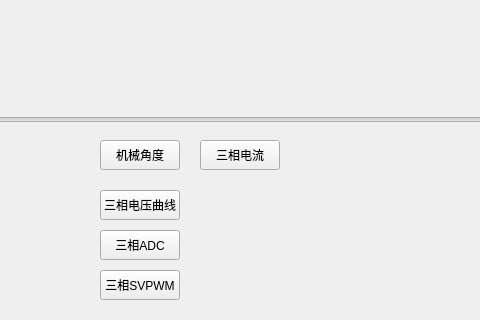
Before: the Qt Designer form widget.ui in lhzloveyyj/LiJointMaster, drawn with Qt 5; both pictures show x 360 to 840 and y 400 to 720 of the 1280 by 720 pixel window.
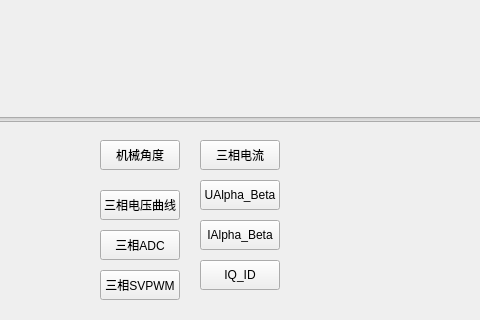
After: the same form once the commit is applied. Icons and pictures are not drawn. Custom widgets are drawn as their Qt base class.

What changed in the file:
```diff
--- a/widget.ui
+++ b/widget.ui
@@ -842,6 +842,78 @@
     <bool>true</bool>
    </property>
   </widget>
+  <widget class="QPushButton" name="UAlpha_Beta_bt">
+   <property name="geometry">
+    <rect>
+     <x>560</x>
+     <y>580</y>
+     <width>80</width>
+     <height>30</height>
+    </rect>
+   </property>
+   <property name="styleSheet">
+    <string notr="true">QPushButton:checked {
+    background-color: #2ecc71;     /* 按下（checked）变亮绿色 */
+    color: black;                  /* 更明显 */
+    font-weight: bold;
+    border: 2px solid #27ae60;
+}</string>
+   </property>
+   <property name="text">
+    <string>UAlpha_Beta</string>
+   </property>
+   <property name="checkable">
+    <bool>true</bool>
+   </property>
+  </widget>
+  <widget class="QPushButton" name="IAlpha_Beta_bt">
+   <property name="geometry">
+    <rect>
+     <x>560</x>
+     <y>620</y>
+     <width>80</width>
+     <height>30</height>
+    </rect>
+   </property>
+   <property name="styleSheet">
+    <string notr="true">QPushButton:checked {
+    background-color: #2ecc71;     /* 按下（checked）变亮绿色 */
+    color: black;                  /* 更明显 */
+    font-weight: bold;
+    border: 2px solid #27ae60;
+}</string>
+   </property>
+   <property name="text">
+    <string>IAlpha_Beta</string>
+   </property>
+   <property name="checkable">
+    <bool>true</bool>
+   </property>
+  </widget>
+  <widget class="QPushButton" name="iq_id_bt">
+   <property name="geometry">
+    <rect>
+     <x>560</x>
+     <y>660</y>
+     <width>80</width>
+     <height>30</height>
+    </rect>
+   </property>
+   <property name="styleSheet">
+    <string notr="true">QPushButton:checked {
+    background-color: #2ecc71;     /* 按下（checked）变亮绿色 */
+    color: black;                  /* 更明显 */
+    font-weight: bold;
+    border: 2px solid #27ae60;
+}</string>
+   </property>
+   <property name="text">
+    <string>IQ_ID</string>
+   </property>
+   <property name="checkable">
+    <bool>true</bool>
+   </property>
+  </widget>
  </widget>
  <customwidgets>
   <customwidget>
```
